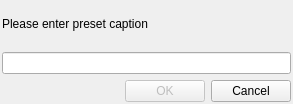
The window that src/statuspresetcaption.ui (Winand/mqutim) describes before a commit, drawn with Qt 5.
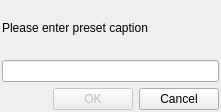
The same window after the commit.

```diff
--- a/src/statuspresetcaption.ui
+++ b/src/statuspresetcaption.ui
@@ -1,12 +1,12 @@
 <ui version="4.0" >
  <class>StatusPresetCaptionClass</class>
- <widget class="QDialog" name="StatusPresetCaptionClass" >
-  <property name="geometry" >
+ <widget class="QDialog" name="StatusPresetCaptionClass">
+  <property name="geometry">
    <rect>
     <x>0</x>
     <y>0</y>
-    <width>293</width>
-    <height>104</height>
+    <width>221</width>
+    <height>112</height>
    </rect>
   </property>
   <property name="windowTitle" >
@@ -66,7 +66,7 @@
    </item>
   </layout>
  </widget>
- <layoutdefault spacing="6" margin="11" />
+ <layoutdefault spacing="6" margin="11"/>
  <resources/>
  <connections>
   <connection>
```
Left out of the diff: 45 changed lines with no effect on the pictures.
